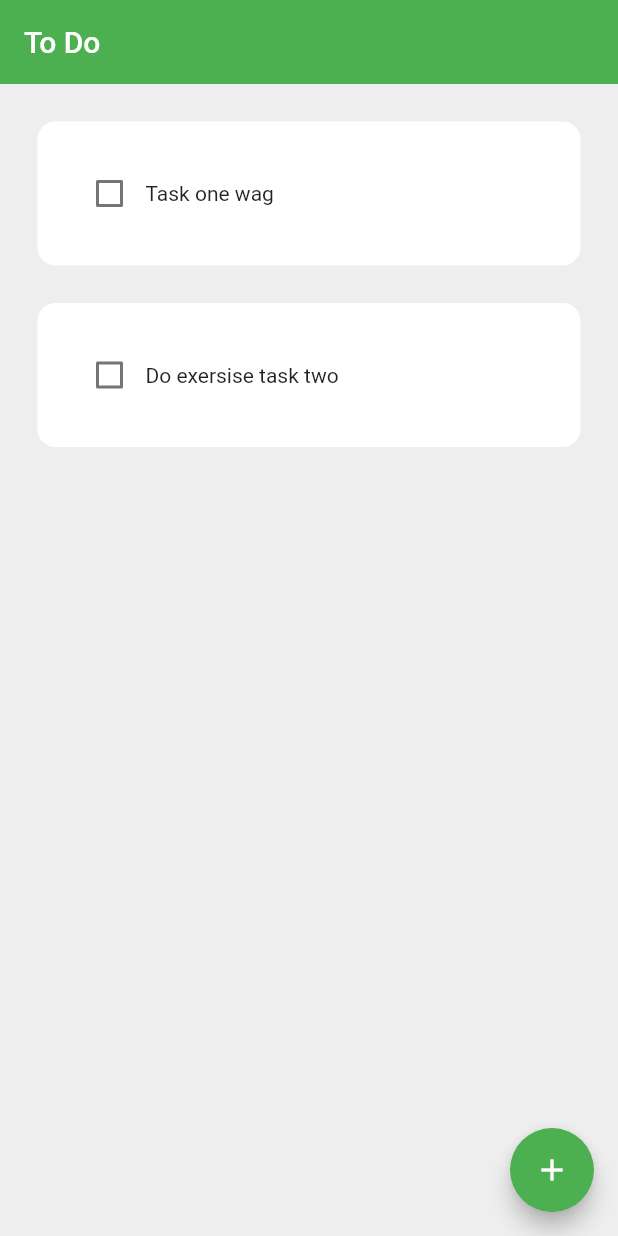
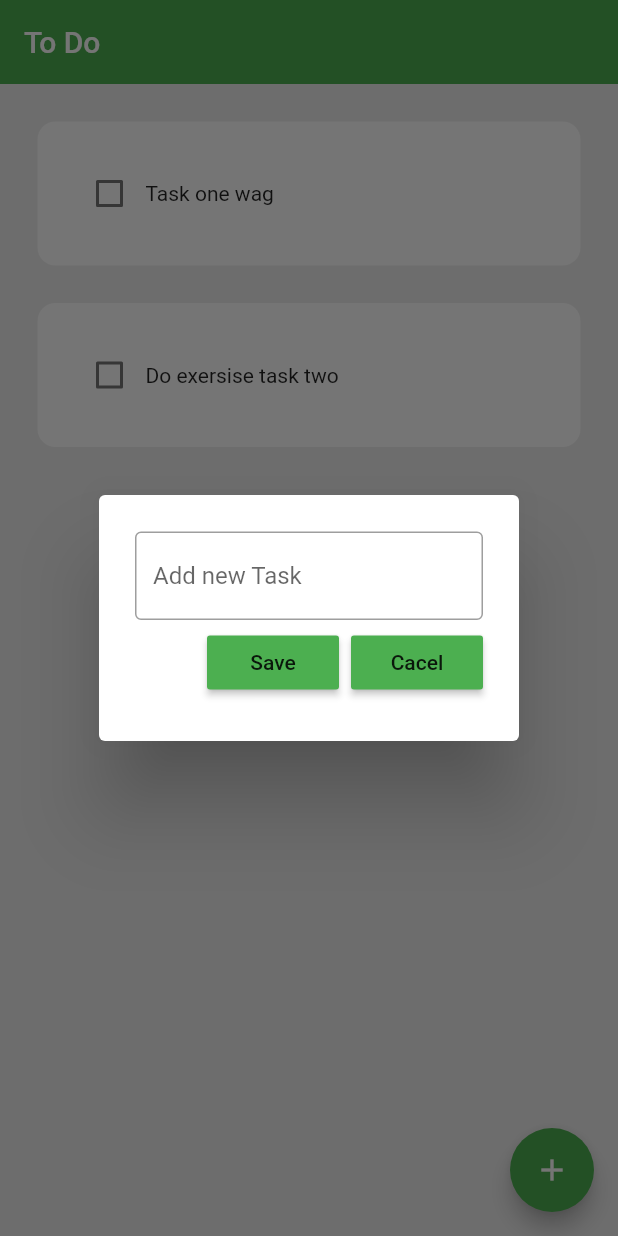
Before and after one commit to Paul-tes/Todo-App, a Flutter app: the screen it shows after launch, after a tap on the "add" icon, on a phone screen of 412 x 824 dp. Run offline on Flutter 3.47's test engine with Material 2 defaults, Android fonts, the phone set to English and light mode, and no system bars.

Commit message:
Add Dialog box to add new task

```diff
--- a/lib/pages/home_page.dart
+++ b/lib/pages/home_page.dart
@@ -1,4 +1,5 @@
 import 'package:flutter/material.dart';
+import 'package:todo/utils/dialog_box.dart';
 import 'package:todo/utils/todo_tile.dart';
 
 
@@ -23,6 +24,15 @@ class _HomePageState extends State<HomePage> {
     });
   }
 
+  // creat new task method
+  void createNewTask() {
+    showDialog(
+      context: context, builder: (context) {
+        return DialogBox();
+      }
+    );
+  }
+
   @override
   Widget build(BuildContext context) {
     return Scaffold(
@@ -33,7 +43,7 @@ class _HomePageState extends State<HomePage> {
       ),
 
       floatingActionButton: FloatingActionButton(
-        onPressed: () {},
+        onPressed: createNewTask,
         child: Icon(Icons.add),
         ),
 
--- /dev/null
+++ b/lib/utils/dialog_box.dart
@@ -0,0 +1,47 @@
+// ignore_for_file: prefer_const_constructors, prefer_const_literals_to_create_immutables
+
+import 'package:flutter/material.dart';
+import 'package:todo/utils/my_button.dart';
+
+
+class DialogBox extends StatelessWidget {
+  const DialogBox({super.key});
+
+  @override
+  Widget build(BuildContext context) {
+    return AlertDialog(
+      backgroundColor: Colors.white,
+      content: Container(
+        height: 120,
+        child: Column(
+          mainAxisAlignment: MainAxisAlignment.spaceEvenly,
+          children: [
+            // get user input
+            TextField(
+              decoration: InputDecoration(
+                border: OutlineInputBorder(),
+                hintText: "Add new Task",
+              ),
+            ),
+
+            // save and cancel button
+            Row(
+              mainAxisAlignment: MainAxisAlignment.end,
+              children: [
+
+                // save button
+                MyButton(text: "Save", onPressed: () {}),
+
+                SizedBox(width: 8,),
+
+                // cancel button
+                MyButton(text: "Cacel", onPressed: () {})
+
+              ],
+            )
+          ],
+        ),
+      ),
+    );
+  }
+}
--- /dev/null
+++ b/lib/utils/my_button.dart
@@ -0,0 +1,23 @@
+import 'package:flutter/material.dart';
+
+
+class MyButton extends StatelessWidget {
+  final String text;
+
+  VoidCallback onPressed;
+
+  MyButton({
+    super.key,
+    required this.text,
+    required this.onPressed
+  });
+
+  @override
+  Widget build(BuildContext context) {
+    return MaterialButton(
+      onPressed: onPressed,
+      color: Theme.of(context).primaryColor,
+      child: Text(text),
+    );
+  }
+}
```
